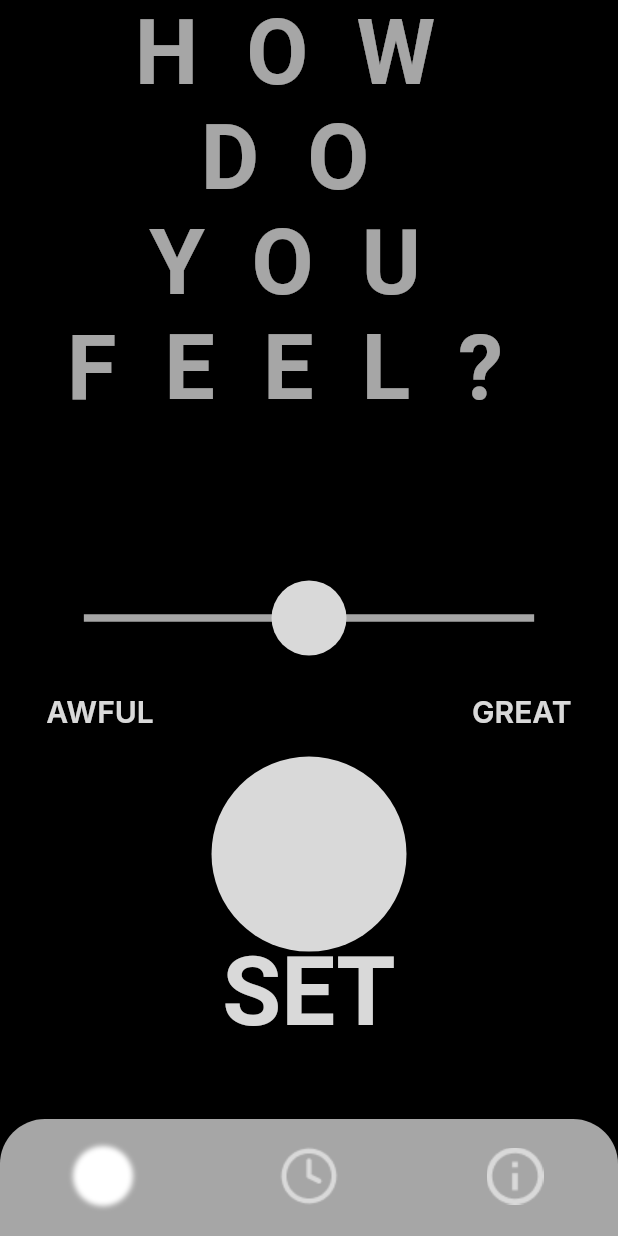
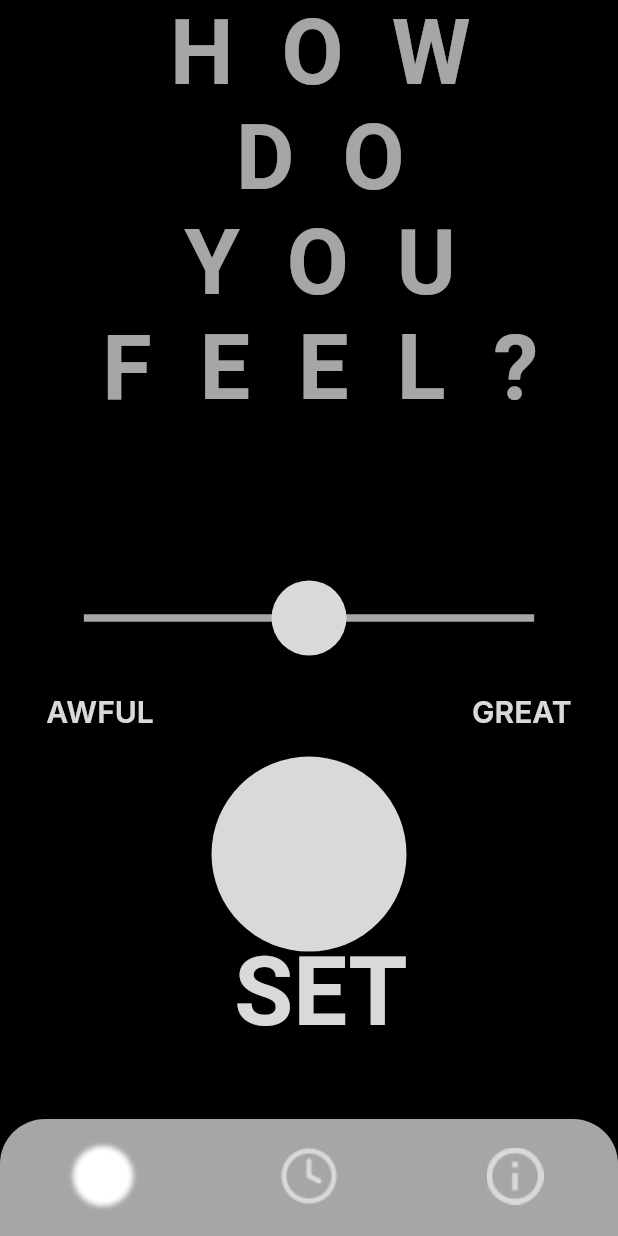
Before and after one commit to IrishBoy/Moodify, a Flutter app: the screen it shows after launch, on a phone screen of 412 x 824 dp. Run offline on Flutter 3.47's test engine with Material 2 defaults, Android fonts, the phone set to English and light mode, and no system bars; our stand-ins replace google_fonts, sqflite, syncfusion_flutter_charts; accounts and stored records are empty.

Commit message:
Fixed minor design issues with text

```diff
--- a/moodify/lib/circle_average.dart
+++ b/moodify/lib/circle_average.dart
@@ -37,7 +37,7 @@ class _CircularOptionsWheelState extends State<CircularOptionsWheel> {
                 angle: 2 * pi * (i / widget.options.length - rotationAngle),
                 child: Column(
                   children: [
-                    SizedBox(height: 16),
+                    // SizedBox(height: 10),
                     Transform.rotate(
                       angle: -2 * pi * (i / widget.options.length),
                       child: Text(
@@ -45,7 +45,7 @@ class _CircularOptionsWheelState extends State<CircularOptionsWheel> {
                         style: TextStyle(
                           color: Colors.white.withOpacity(
                               i == selectedOptionIndex ? 1.0 : 0.5),
-                          fontSize: i == selectedOptionIndex ? 18 : 14,
+                          fontSize: i == selectedOptionIndex ? 30 : 15,
                         ),
                       ),
                     ),
@@ -59,8 +59,6 @@ class _CircularOptionsWheelState extends State<CircularOptionsWheel> {
             decoration: BoxDecoration(
                 shape: BoxShape.circle,
                 color: Color.fromRGBO(0, 0, 0, 1),
-                // border: Border.all(
-                //     color: Color.fromRGBO(217, 217, 217, 0.65), width: 8),
                 boxShadow: [
                   BoxShadow(
                       color: Color.fromRGBO(217, 217, 217, 0.65),
--- a/moodify/lib/history_page.dart
+++ b/moodify/lib/history_page.dart
@@ -1,7 +1,7 @@
 import 'package:flutter/material.dart';
 import 'circle_average.dart';
 // import 'data_saver.dart';
-import 'package:uuid/uuid.dart';
+// import 'package:uuid/uuid.dart';
 import 'sql_connector.dart';
 import 'vars.dart';
 import 'history_chart.dart';
--- a/moodify/lib/set_page.dart
+++ b/moodify/lib/set_page.dart
@@ -1,7 +1,7 @@
 // ignore: file_names
 import 'package:flutter/material.dart';
-import 'package:google_fonts/google_fonts.dart';
-import 'package:provider/provider.dart';
+// import 'package:google_fonts/google_fonts.dart';
+// import 'package:provider/provider.dart';
 // import 'data_saver.dart';
 import 'slider.dart';
 import 'vars.dart';
@@ -90,7 +90,7 @@ class _SetScreenState extends State<SetScreen> with TickerProviderStateMixin {
                 SizedBox(
                   height: screenHeight * 0.4,
                   child: Text(
-                    '''how\ndo\nyou\nfeel?'''.toUpperCase(),
+                    ''' how\n do\n you\n feel?'''.toUpperCase(),
                     style: TextStyle(
                       color: Color.fromRGBO(255, 255, 255, 0.65),
                       fontWeight: FontWeight.lerp(
@@ -148,7 +148,7 @@ class _SetScreenState extends State<SetScreen> with TickerProviderStateMixin {
                         Positioned(
                           top: 130,
                           child: Text(
-                            'SET',
+                            ' SET',
                             style: TextStyle(
                               shadows: [
                                 Shadow(
```
